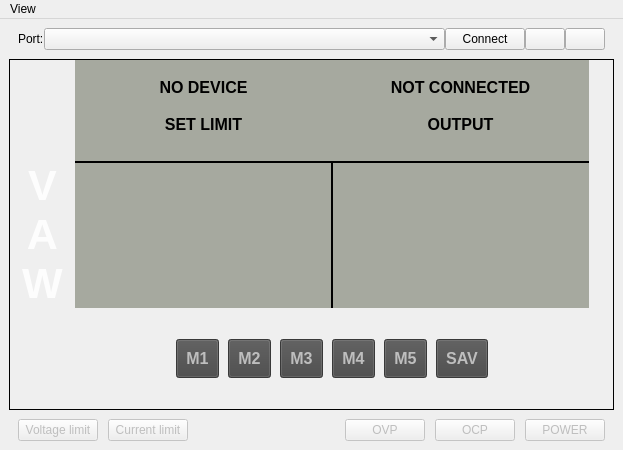
First picture: the form in src/psucontrol/mainWindow.ui, repository WereCatf/psucontrol, before the edit.
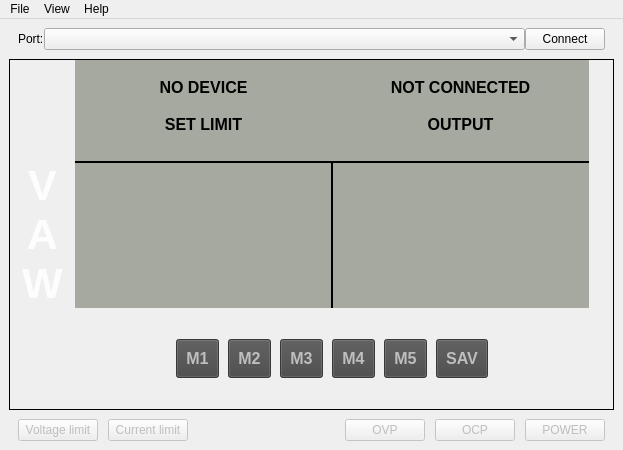
Second picture: the form after the edit. Icons and pictures are not drawn. Custom widgets are drawn as their Qt base class.

Commit message: refactor: move the Prefences- and About-buttons to the menubar instead

```diff
--- a/src/psucontrol/mainWindow.ui
+++ b/src/psucontrol/mainWindow.ui
@@ -114,44 +114,6 @@
           </property>
          </widget>
         </item>
-        <item>
-         <widget class="QPushButton" name="preferencesButton">
-          <property name="sizePolicy">
-           <sizepolicy hsizetype="Fixed" vsizetype="Fixed">
-            <horstretch>0</horstretch>
-            <verstretch>0</verstretch>
-           </sizepolicy>
-          </property>
-          <property name="toolTip">
-           <string>&lt;html&gt;&lt;head/&gt;&lt;body&gt;&lt;p&gt;Preferences&lt;/p&gt;&lt;/body&gt;&lt;/html&gt;</string>
-          </property>
-          <property name="text">
-           <string/>
-          </property>
-          <property name="icon">
-           <iconset theme="document-properties"/>
-          </property>
-         </widget>
-        </item>
-        <item>
-         <widget class="QPushButton" name="aboutButton">
-          <property name="sizePolicy">
-           <sizepolicy hsizetype="Fixed" vsizetype="Fixed">
-            <horstretch>0</horstretch>
-            <verstretch>0</verstretch>
-           </sizepolicy>
-          </property>
-          <property name="toolTip">
-           <string>&lt;html&gt;&lt;head/&gt;&lt;body&gt;&lt;p&gt;About&lt;/p&gt;&lt;/body&gt;&lt;/html&gt;</string>
-          </property>
-          <property name="text">
-           <string/>
-          </property>
-          <property name="icon">
-           <iconset theme="dialog-information"/>
-          </property>
-         </widget>
-        </item>
        </layout>
       </item>
       <item>
@@ -2233,7 +2195,22 @@
     </property>
     <addaction name="actionM_buttons"/>
    </widget>
+   <widget class="QMenu" name="menuFile">
+    <property name="title">
+     <string>File</string>
+    </property>
+    <addaction name="actionPreferences"/>
+    <addaction name="actionQuit"/>
+   </widget>
+   <widget class="QMenu" name="menuHelp">
+    <property name="title">
+     <string>Help</string>
+    </property>
+    <addaction name="actionAbout"/>
+   </widget>
+   <addaction name="menuFile"/>
    <addaction name="menuView"/>
+   <addaction name="menuHelp"/>
   </widget>
   <action name="actionM_buttons">
    <property name="checkable">
```
Left out of the diff: 33 changed lines with no effect on the pictures. The commit also changes 2 other files.
